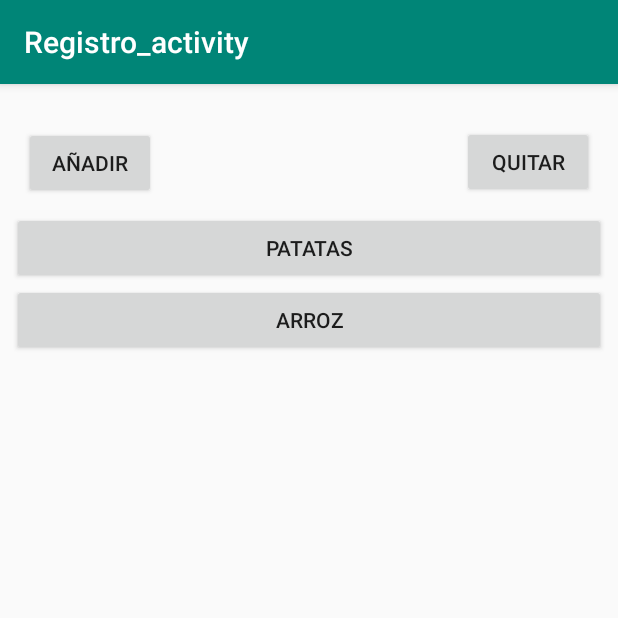
After one commit to bovacu/Foodamental, an Android app: the Lista_activity screen opened directly, with no data from a screen before it, on a phone screen of 412 x 824 dp, the top half of it. The commit adds this screen. Run offline under Robolectric (Android 15) with nearby library versions, the phone set to English and light mode, and no system bars.

Commit message:
Sin errores

```diff
--- a/app/src/main/AndroidManifest.xml
+++ b/app/src/main/AndroidManifest.xml
@@ -1,7 +1,9 @@
 <?xml version="1.0" encoding="utf-8"?>
 <manifest xmlns:android="http://schemas.android.com/apk/res/android"
     package="com.example.bovazque.registro_activity">
+
     <uses-permission android:name="android.permission.INTERNET" />
+
     <application
         android:allowBackup="true"
         android:icon="@mipmap/ic_launcher"
@@ -9,7 +11,8 @@
         android:roundIcon="@mipmap/ic_launcher_round"
         android:supportsRtl="true"
         android:theme="@style/AppTheme">
-        <activity android:name=".Recetas_activity"></activity>
+        <activity android:name=".Lista_activity"></activity>
+        <activity android:name=".Recetas_activity" />
         <activity android:name=".Principal_activity" />
         <activity android:name=".Inicio_activity">
             <intent-filter>
--- /dev/null
+++ b/app/src/main/java/com/example/bovazque/registro_activity/ListaCompra.java
@@ -0,0 +1,29 @@
+package com.example.bovazque.registro_activity;
+
+import java.util.HashMap;
+import java.util.Map;
+
+public class ListaCompra {
+    private Map<String, Integer> nombreMap;
+
+    public ListaCompra(){
+        this.nombreMap = new HashMap<String, Integer>();
+    }
+
+    public void anadirElemento(String nombre, int cantidad){
+         this.nombreMap.put(nombre, cantidad);
+    }
+
+    public void eliminarElemento(String nombre){
+        this.nombreMap.remove(nombre);
+    }
+
+    public HashMap getElementos(){
+        return (HashMap) this.nombreMap;
+    }
+
+    public int getNumElementos(){
+        return this.nombreMap.size();
+    }
+
+}
--- /dev/null
+++ b/app/src/main/java/com/example/bovazque/registro_activity/Lista_activity.java
@@ -0,0 +1,48 @@
+package com.example.bovazque.registro_activity;
+
+import android.support.v7.app.AppCompatActivity;
+import android.os.Bundle;
+import android.widget.Button;
+import android.widget.LinearLayout;
+import android.widget.ScrollView;
+
+import java.util.HashMap;
+import java.util.Map;
+public class Lista_activity extends AppCompatActivity {
+
+    private ListaCompra lista;
+    private ScrollView panel_alimentos;
+    private LinearLayout linearLayout;
+    @Override
+    protected void onCreate(Bundle savedInstanceState) {
+        super.onCreate(savedInstanceState);
+        setContentView(R.layout.activity_lista_activity);
+
+        panel_alimentos = (ScrollView) findViewById(R.id.panel_alimentos);
+        linearLayout = (LinearLayout) findViewById(R.id.linearLayout);
+        this.lista = new ListaCompra();
+        lista.anadirElemento("Patatas", 2);
+        lista.anadirElemento("Arroz", 3);
+        System.out.println("LLEGOOOOOOOOOOOOOOOOO");
+        mostrarElementos();
+
+    }
+
+    public void mostrarElementos(){
+            for(Object key : this.lista.getElementos().keySet()){
+                String nombre = (String) key;
+                Button button = new Button(this);
+                button.setText(nombre);
+                linearLayout.addView(button);
+            }
+
+    }
+
+    public void Onclick(){
+
+    }
+
+
+
+
+}
--- a/app/src/main/java/com/example/bovazque/registro_activity/Principal_activity.java
+++ b/app/src/main/java/com/example/bovazque/registro_activity/Principal_activity.java
@@ -1,13 +1,26 @@
 package com.example.bovazque.registro_activity;
 
+import android.content.Intent;
 import android.support.v7.app.AppCompatActivity;
 import android.os.Bundle;
+import android.view.View;
+import android.widget.Button;
 
-public class Principal_activity extends AppCompatActivity {
+public class Principal_activity extends AppCompatActivity  implements View.OnClickListener{
+
+    private Button listabtn;
 
     @Override
     protected void onCreate(Bundle savedInstanceState) {
         super.onCreate(savedInstanceState);
         setContentView(R.layout.activity_principal_activity);
+        listabtn = (Button) findViewById(R.id.listabtn);
+        listabtn.setOnClickListener(this);
+    }
+
+
+    public void onClick(View view) {
+        Intent intencion = new Intent(this, Lista_activity.class);
+        startActivity(intencion);
     }
 }
--- /dev/null
+++ b/app/src/main/res/layout/activity_lista_activity.xml
@@ -0,0 +1,73 @@
+<?xml version="1.0" encoding="utf-8"?>
+<android.support.constraint.ConstraintLayout xmlns:android="http://schemas.android.com/apk/res/android"
+    xmlns:app="http://schemas.android.com/apk/res-auto"
+    xmlns:tools="http://schemas.android.com/tools"
+    android:layout_width="match_parent"
+    android:layout_height="match_parent"
+    tools:context=".Lista_activity">
+
+    <Button
+        android:id="@+id/anadir_button"
+        android:layout_width="wrap_content"
+        android:layout_height="wrap_content"
+        android:layout_marginStart="16dp"
+        android:layout_marginLeft="16dp"
+        android:layout_marginTop="8dp"
+        android:layout_marginEnd="8dp"
+        android:layout_marginRight="8dp"
+        android:layout_marginBottom="8dp"
+        android:text="@string/anadir"
+        app:layout_constraintBottom_toBottomOf="parent"
+        app:layout_constraintEnd_toEndOf="parent"
+        app:layout_constraintHorizontal_bias="0.0"
+        app:layout_constraintStart_toStartOf="parent"
+        app:layout_constraintTop_toTopOf="parent"
+        app:layout_constraintVertical_bias="0.029" />
+
+    <ScrollView
+        android:id="@+id/panel_alimentos"
+        android:layout_width="0dp"
+        android:layout_height="638dp"
+        android:layout_marginStart="8dp"
+        android:layout_marginLeft="8dp"
+        android:layout_marginTop="85dp"
+        android:layout_marginEnd="8dp"
+        android:layout_marginRight="8dp"
+        android:layout_marginBottom="8dp"
+        app:layout_constraintBottom_toBottomOf="parent"
+        app:layout_constraintEnd_toEndOf="parent"
+        app:layout_constraintHorizontal_bias="0.0"
+        app:layout_constraintStart_toStartOf="parent"
+        app:layout_constraintTop_toTopOf="parent"
+        app:layout_constraintVertical_bias="0.0">
+
+        <LinearLayout
+            android:id="@+id/linearLayout"
+            android:layout_width="match_parent"
+            android:layout_height="wrap_content"
+            android:gravity="top"
+            android:orientation="vertical"
+            android:visibility="visible">
+
+        </LinearLayout>
+    </ScrollView>
+
+    <Button
+        android:id="@+id/quitar_button"
+        android:layout_width="wrap_content"
+        android:layout_height="wrap_content"
+        android:layout_marginStart="8dp"
+        android:layout_marginLeft="8dp"
+        android:layout_marginTop="8dp"
+        android:layout_marginEnd="8dp"
+        android:layout_marginRight="8dp"
+        android:layout_marginBottom="8dp"
+        android:text="@string/quitar"
+        app:layout_constraintBottom_toBottomOf="parent"
+        app:layout_constraintEnd_toEndOf="parent"
+        app:layout_constraintHorizontal_bias="0.973"
+        app:layout_constraintStart_toStartOf="parent"
+        app:layout_constraintTop_toTopOf="parent"
+        app:layout_constraintVertical_bias="0.028" />
+
+</android.support.constraint.ConstraintLayout>
--- a/app/src/main/res/layout/activity_principal_activity.xml
+++ b/app/src/main/res/layout/activity_principal_activity.xml
@@ -145,7 +145,7 @@
         android:text="@string/Lista"
         app:layout_constraintBottom_toBottomOf="parent"
         app:layout_constraintEnd_toEndOf="parent"
-        app:layout_constraintHorizontal_bias="0.139"
+        app:layout_constraintHorizontal_bias="0.156"
         app:layout_constraintStart_toStartOf="parent"
         app:layout_constraintTop_toTopOf="parent" />
 
--- a/app/src/main/res/values/strings.xml
+++ b/app/src/main/res/values/strings.xml
@@ -31,4 +31,6 @@
     <string name="pais">Pais</string>
     <string name="telefono">Teléfono</string>
     <string name="foto">Foto</string>
+    <string name="quitar">QUITAR</string>
+    <string name="anadir">Añadir</string>
 </resources>
```
Also changed, not shown: app/build.gradle (line endings or trailing spaces).
